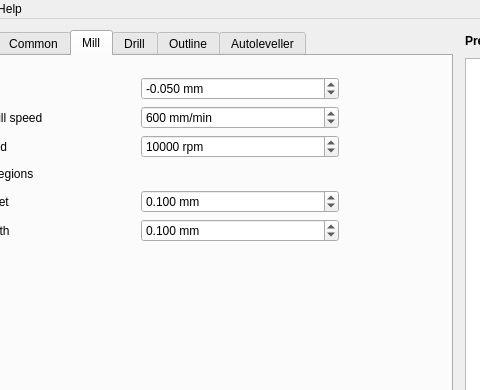
ownedcore/pcb2gcodeGUI, file mainwindow.ui: the form before one commit; both pictures show x 103 to 583 and y 0 to 390 of the 907 by 709 pixel window.
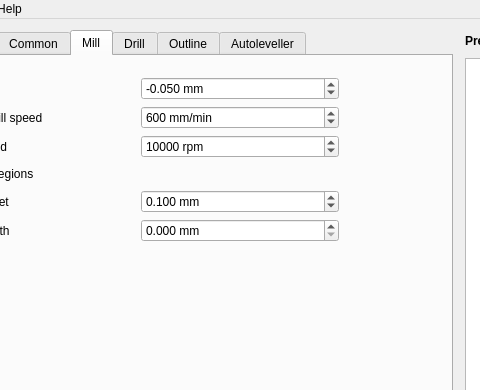
The form after the commit. The open tabs and pages were chosen to show the change.

Commit message: Changes default value to 0

The edit to the form file:
```diff
--- a/mainwindow.ui
+++ b/mainwindow.ui
@@ -845,7 +845,7 @@
               <double>0.050000000000000</double>
              </property>
              <property name="value">
-              <double>0.100000000000000</double>
+              <double>0.000000000000000</double>
              </property>
             </widget>
            </item>
```
